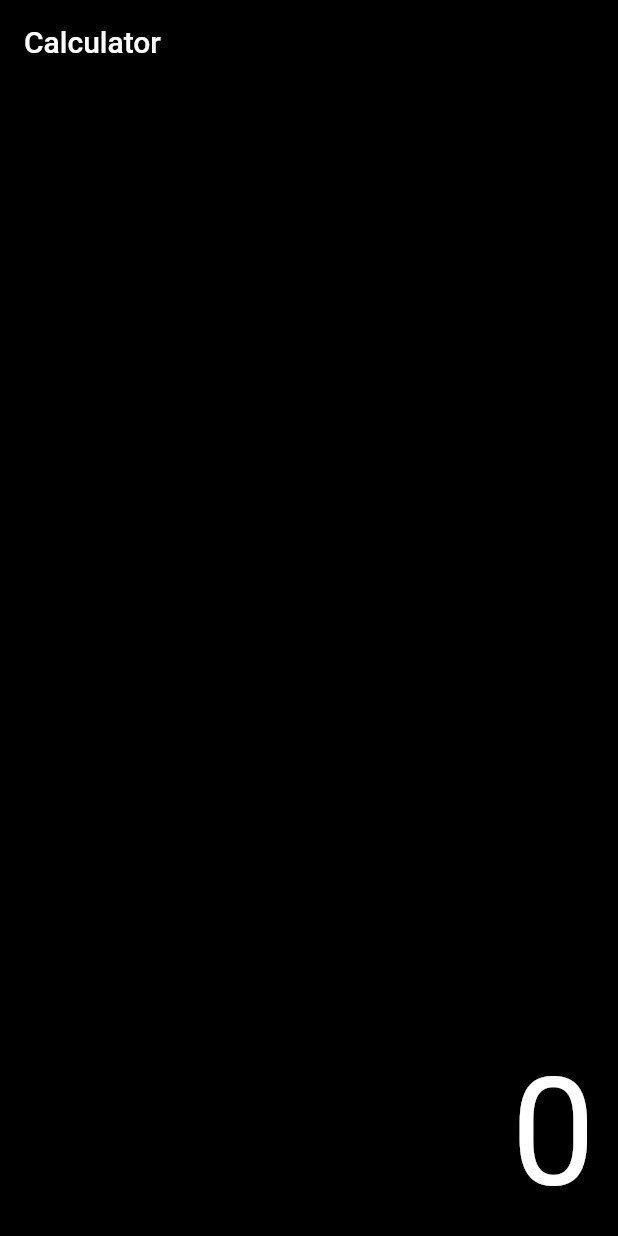
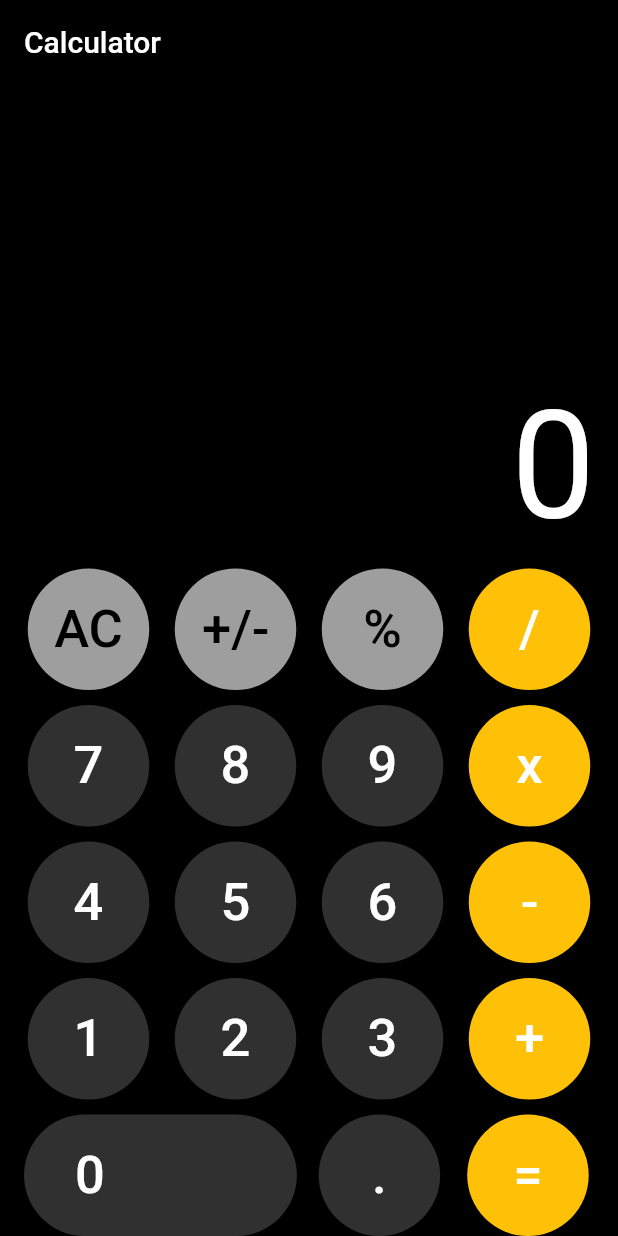
Before and after one commit to Yassine-ch/Flutter_calculator_UI, a Flutter app: the screen it shows after launch, on a phone screen of 412 x 824 dp. Run offline on Flutter 3.47's test engine with Material 2 defaults, Android fonts, the phone set to English and light mode, and no system bars.

Commit message:
calculator ui

```diff
--- a/lib/home.dart
+++ /dev/null
@@ -1,20 +0,0 @@
-import 'package:flutter/material.dart';
-
-class Home extends StatefulWidget {
-  @override
-  _HomeState createState() => _HomeState();
-}
-
-class _HomeState extends State<Home> {
-  @override
-  Widget build(BuildContext context) {
-    return Scaffold(
-      appBar: AppBar(
-        title: Text("Home"),
-        backgroundColor: Colors.teal,
-      ),
-      backgroundColor: Colors.black,
-
-    );
-  }
-}
--- a/lib/main.dart
+++ b/lib/main.dart
@@ -16,6 +16,21 @@ class Calculator extends StatefulWidget {
 }
 
 class _CalculatorState extends State<Calculator> {
+Widget calculbutton(String btntxt,Color btncolor,Color txtColor){
+  return Container(
+    child: RaisedButton(onPressed: (){
+      //add function for button press
+    },
+      child: Text(btntxt,style: TextStyle(fontSize: 35,color: txtColor
+      ),
+      ),
+      shape: CircleBorder(),
+      color: btncolor,
+      padding: EdgeInsets.all(20),
+
+    ),
+  );
+}
   @override
   Widget build(BuildContext context) {
     return Scaffold(
@@ -28,9 +43,7 @@ class _CalculatorState extends State<Calculator> {
        mainAxisAlignment: MainAxisAlignment.end,
        children: [
          //Calculator Display
-         SingleChildScrollView(
-             scrollDirection: Axis.vertical,
-           child: Row(
+         Row(
            mainAxisAlignment: MainAxisAlignment.end,
            children: [
              Padding(padding: EdgeInsets.all(10.0),
@@ -43,9 +56,76 @@ class _CalculatorState extends State<Calculator> {
              )
            ],
          ),
+         Row(
+           mainAxisAlignment: MainAxisAlignment.spaceEvenly,
+           children: [
+             //Buttons function will be called
+             calculbutton('AC', Colors.grey, Colors.black),
+             calculbutton('+/-', Colors.grey, Colors.black),
+             calculbutton('%', Colors.grey, Colors.black),
+             calculbutton('/', Colors.amber, Colors.white)
+           ],
+         ),
+         SizedBox(height: 10,),
+         //numbers rows
+         Row(
+           mainAxisAlignment: MainAxisAlignment.spaceEvenly,
+           children: [
+             //Buttons function will be called
+             calculbutton('7', Colors.grey[850], Colors.white),
+             calculbutton('8', Colors.grey[850], Colors.white),
+             calculbutton('9', Colors.grey[850], Colors.white),
+             calculbutton('x', Colors.amber, Colors.white)
+           ],
+         ),
+         SizedBox(height: 10,),
+         Row(
+           mainAxisAlignment: MainAxisAlignment.spaceEvenly,
+           children: [
+             //Buttons function will be called
+             calculbutton('4', Colors.grey[850], Colors.white),
+             calculbutton('5', Colors.grey[850], Colors.white),
+             calculbutton('6', Colors.grey[850], Colors.white),
+             calculbutton('-', Colors.amber, Colors.white)
+           ],
+         ),
+         SizedBox(height: 10,),
+         Row(
+           mainAxisAlignment: MainAxisAlignment.spaceEvenly,
+           children: [
+             //Buttons function will be called
+             calculbutton('1', Colors.grey[850], Colors.white),
+             calculbutton('2', Colors.grey[850], Colors.white),
+             calculbutton('3', Colors.grey[850], Colors.white),
+             calculbutton('+', Colors.amber, Colors.white)
+           ],
+         ),
+         SizedBox(height: 10,),
+         Row(
+           mainAxisAlignment: MainAxisAlignment.spaceEvenly,
+           children: [
+             RaisedButton(
+                 padding: EdgeInsets.fromLTRB(34, 20, 128, 20),
+                 onPressed: (){
+                   //button function
+                 },
+                 shape: StadiumBorder(),
+             child: Text('0',
+             style: TextStyle(
+               fontSize: 35,
+             color: Colors.white,
+             ),
+             ),
+               color: Colors.grey[850],
+             ),
+             calculbutton('.', Colors.grey[850], Colors.white),
+             calculbutton('=', Colors.amber, Colors.white)
+
+           ],
          )
        ],
-     ), ) ,
+     ),
+      ) ,
     );
   }
 }
```
Lines whose indentation alone changed are shown as unchanged.
